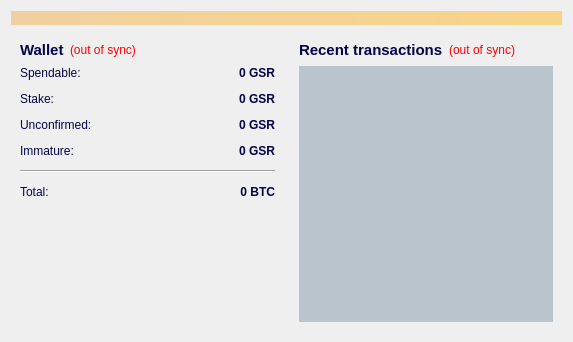
First picture: the form in src/qt/forms/overviewpage.ui, repository geysercoin/geysercoin, before the edit.
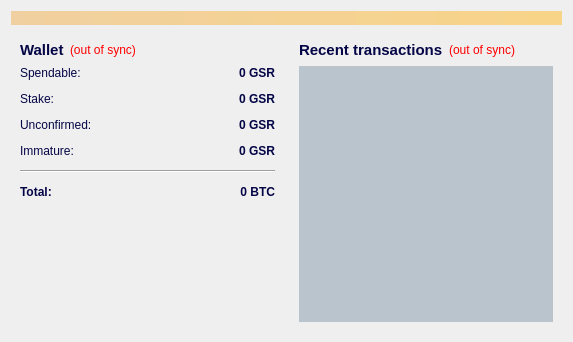
Second picture: the form after the edit.

```diff
--- a/src/qt/forms/overviewpage.ui
+++ b/src/qt/forms/overviewpage.ui
@@ -387,6 +387,12 @@
             </item>
             <item row="5" column="0">
              <widget class="QLabel" name="labelTotalText">
+              <property name="font">
+               <font>
+                <weight>75</weight>
+                <bold>true</bold>
+               </font>
+              </property>
               <property name="text">
                <string>Total:</string>
               </property>
```
